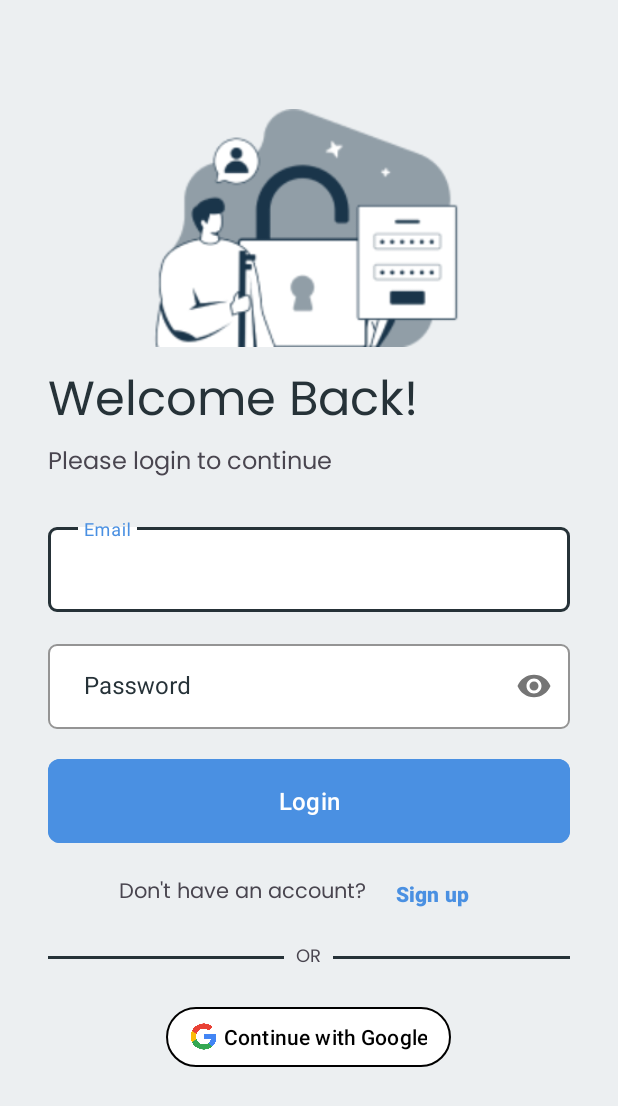
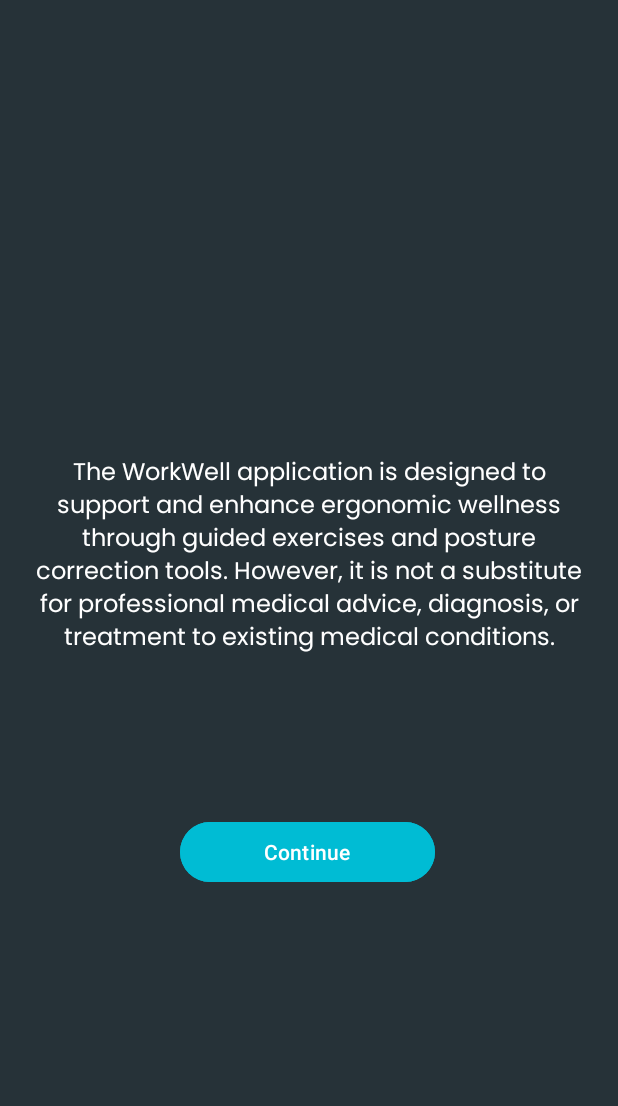
Before and after one commit to denver0619/workwell, an Android app: the screen it shows after launch (AuthLoginActivity before the commit, SplashActivity after it), on a phone screen of 412 x 824 dp. Shown: the top 1106 px of the screen. Run offline under Robolectric (Android 15) with nearby library versions, the phone set to English and light mode, and no system bars.

Commit message:
added disclaimer on app start, fixed bug in targetarea

```diff
--- a/app/src/main/AndroidManifest.xml
+++ b/app/src/main/AndroidManifest.xml
@@ -26,6 +26,9 @@
             android:exported="false" />
         <activity
             android:name=".ui.auth.AuthLoginActivity"
+            android:exported="false" />
+        <activity
+            android:name=".ui.main.SplashActivity"
             android:exported="true">
             <intent-filter>
                 <action android:name="android.intent.action.MAIN" />
--- a/app/src/main/java/com/digiview/workwell/data/models/TargetArea.java
+++ b/app/src/main/java/com/digiview/workwell/data/models/TargetArea.java
@@ -4,7 +4,7 @@
     NECK(0),
     SHOULDER(1),
     LOWER_BACK(2),
-    THIGH(23);
+    THIGH(3);
 
     private final int value;
 
--- a/app/src/main/java/com/digiview/workwell/ui/auth/AuthLoginActivity.java
+++ b/app/src/main/java/com/digiview/workwell/ui/auth/AuthLoginActivity.java
@@ -46,27 +46,28 @@
         inputEmail = findViewById(R.id.etLoginEmail);
         inputPassword = findViewById(R.id.etLoginPassword);
         emailLogin = findViewById(R.id.btnLoginEmail);
-        googleLogin = findViewById(R.id.btnLoginGoogle);
-        signupRedirect = findViewById(R.id.btnSignupRedirect);
+//        googleLogin = findViewById(R.id.btnLoginGoogle);
+//        signupRedirect = findViewById(R.id.btnSignupRedirect);
 
-        googleLogin.setOnClickListener(this);
+//        googleLogin.setOnClickListener(this);
         emailLogin.setOnClickListener(this);
-        signupRedirect.setOnClickListener(this);
+//        signupRedirect.setOnClickListener(this);
     }
 
     @Override
     public void onClick(View v) {
-        if (v.getId() == R.id.btnSignupRedirect) {
-            redirectToSignup();
-        } else if (v.getId() == R.id.btnLoginEmail) {
+//        if (v.getId() == R.id.btnSignupRedirect) {
+//            redirectToSignup();
+//        } else
+        if (v.getId() == R.id.btnLoginEmail) {
             handleEmailLogin();
         }
     }
 
-    private void redirectToSignup() {
-        Intent intent = new Intent(AuthLoginActivity.this, AuthSignupActivity.class);
-        startActivity(intent);
-    }
+//    private void redirectToSignup() {
+//        Intent intent = new Intent(AuthLoginActivity.this, AuthSignupActivity.class);
+//        startActivity(intent);
+//    }
 
     private void handleEmailLogin() {
         String email = inputEmail.getText().toString().trim();
--- /dev/null
+++ b/app/src/main/java/com/digiview/workwell/ui/main/SplashActivity.java
@@ -0,0 +1,37 @@
+package com.digiview.workwell.ui.main;
+
+import android.content.Intent;
+import android.os.Bundle;
+import android.os.Handler;
+import androidx.appcompat.app.AppCompatActivity;
+import android.widget.Button;
+import android.widget.TextView;
+
+import com.digiview.workwell.R;
+import com.digiview.workwell.ui.auth.AuthLoginActivity;
+
+public class SplashActivity extends AppCompatActivity {
+
+    private static final int SPLASH_DELAY = 3000; // Duration in milliseconds (3 seconds)
+
+    @Override
+    protected void onCreate(Bundle savedInstanceState) {
+        super.onCreate(savedInstanceState);
+        overridePendingTransition(R.anim.fade_in, R.anim.fade_out);
+        setContentView(R.layout.activity_splash);
+
+
+        // Button to continue immediately
+        Button continueButton = findViewById(R.id.btnContinue);
+        continueButton.setOnClickListener(view -> transitionToMainActivity());
+
+        // Auto-transition after SPLASH_DELAY
+//        new Handler().postDelayed(this::transitionToMainActivity, SPLASH_DELAY);
+    }
+
+    private void transitionToMainActivity() {
+        Intent intent = new Intent(SplashActivity.this, AuthLoginActivity.class);
+        startActivity(intent);
+        finish(); // Prevent going back to splash screen
+    }
+}
--- /dev/null
+++ b/app/src/main/res/anim/fade_in.xml
@@ -0,0 +1,5 @@
+<?xml version="1.0" encoding="utf-8"?>
+<alpha xmlns:android="http://schemas.android.com/apk/res/android"
+    android:duration="500"
+    android:fromAlpha="0.0"
+    android:toAlpha="1.0" />
--- /dev/null
+++ b/app/src/main/res/anim/fade_out.xml
@@ -0,0 +1,5 @@
+<?xml version="1.0" encoding="utf-8"?>
+<alpha xmlns:android="http://schemas.android.com/apk/res/android"
+    android:duration="500"
+    android:fromAlpha="1.0"
+    android:toAlpha="0.0" />
--- a/app/src/main/res/layout/activity_auth_login.xml
+++ b/app/src/main/res/layout/activity_auth_login.xml
@@ -103,95 +103,95 @@
             app:layout_constraintEnd_toEndOf="parent"
             app:layout_constraintStart_toStartOf="parent" />
 
-        <LinearLayout
-            android:layout_width="match_parent"
-            android:layout_height="wrap_content"
-            android:layout_gravity="center"
-            android:layout_marginTop="16dp"
-            android:gravity="center"
-            android:orientation="horizontal"
-            app:layout_constraintEnd_toEndOf="parent"
-            app:layout_constraintStart_toStartOf="parent">
+<!--        <LinearLayout-->
+<!--            android:layout_width="match_parent"-->
+<!--            android:layout_height="wrap_content"-->
+<!--            android:layout_gravity="center"-->
+<!--            android:layout_marginTop="16dp"-->
+<!--            android:gravity="center"-->
+<!--            android:orientation="horizontal"-->
+<!--            app:layout_constraintEnd_toEndOf="parent"-->
+<!--            app:layout_constraintStart_toStartOf="parent">-->
 
-            <TextView
-                android:layout_width="wrap_content"
-                android:layout_height="wrap_content"
-                android:layout_weight="0"
-                android:text="@string/login_alternative"
-                android:textSize="14sp" />
+<!--            <TextView-->
+<!--                android:layout_width="wrap_content"-->
+<!--                android:layout_height="wrap_content"-->
+<!--                android:layout_weight="0"-->
+<!--                android:text="@string/login_alternative"-->
+<!--                android:textSize="14sp" />-->
 
-            <Button
-                android:id="@+id/btnSignupRedirect"
-                android:layout_width="wrap_content"
-                android:layout_height="wrap_content"
-                android:layout_weight="0"
-                android:background="?attr/selectableItemBackground"
-                android:gravity="center"
-                android:minHeight="0dp"
-                android:padding="0dp"
-                android:text="@string/sign_up_header"
-                android:textColor="@color/primary_color"
-                android:textSize="14sp"
-                android:textStyle="bold"
-                tools:ignore="TouchTargetSizeCheck" />
+<!--            <Button-->
+<!--                android:id="@+id/btnSignupRedirect"-->
+<!--                android:layout_width="wrap_content"-->
+<!--                android:layout_height="wrap_content"-->
+<!--                android:layout_weight="0"-->
+<!--                android:background="?attr/selectableItemBackground"-->
+<!--                android:gravity="center"-->
+<!--                android:minHeight="0dp"-->
+<!--                android:padding="0dp"-->
+<!--                android:text="@string/sign_up_header"-->
+<!--                android:textColor="@color/primary_color"-->
+<!--                android:textSize="14sp"-->
+<!--                android:textStyle="bold"-->
+<!--                tools:ignore="TouchTargetSizeCheck" />-->
 
-        </LinearLayout>
+<!--        </LinearLayout>-->
 
-        <LinearLayout
-            android:layout_width="match_parent"
-            android:layout_height="wrap_content"
-            android:layout_marginVertical="16dp"
-            android:gravity="center"
-            android:orientation="vertical">
+<!--        <LinearLayout-->
+<!--            android:layout_width="match_parent"-->
+<!--            android:layout_height="wrap_content"-->
+<!--            android:layout_marginVertical="16dp"-->
+<!--            android:gravity="center"-->
+<!--            android:orientation="vertical">-->
 
-            <RelativeLayout
-                android:id="@+id/relativeLayout"
-                android:layout_width="match_parent"
-                android:layout_height="26dp"
-                android:gravity="center_horizontal"
-                app:layout_constraintBottom_toBottomOf="parent"
-                app:layout_constraintEnd_toEndOf="parent"
-                app:layout_constraintStart_toStartOf="parent"
-                app:layout_constraintTop_toBottomOf="@+id/linearLayout">
+<!--            <RelativeLayout-->
+<!--                android:id="@+id/relativeLayout"-->
+<!--                android:layout_width="match_parent"-->
+<!--                android:layout_height="26dp"-->
+<!--                android:gravity="center_horizontal"-->
+<!--                app:layout_constraintBottom_toBottomOf="parent"-->
+<!--                app:layout_constraintEnd_toEndOf="parent"-->
+<!--                app:layout_constraintStart_toStartOf="parent"-->
+<!--                app:layout_constraintTop_toBottomOf="@+id/linearLayout">-->
 
-                <View
-                    android:layout_width="match_parent"
-                    android:layout_height="0.5dp"
-                    android:layout_alignParentTop="true"
-                    android:layout_alignParentBottom="true"
-                    android:layout_marginTop="12dp"
-                    android:layout_marginBottom="12dp"
-                    android:background="@color/neutral_dark_color" />
+<!--                <View-->
+<!--                    android:layout_width="match_parent"-->
+<!--                    android:layout_height="0.5dp"-->
+<!--                    android:layout_alignParentTop="true"-->
+<!--                    android:layout_alignParentBottom="true"-->
+<!--                    android:layout_marginTop="12dp"-->
+<!--                    android:layout_marginBottom="12dp"-->
+<!--                    android:background="@color/neutral_dark_color" />-->
 
-                <TextView
-                    android:layout_width="wrap_content"
-                    android:layout_height="20dp"
-                    android:layout_centerInParent="true"
-                    android:background="@color/white"
-                    android:backgroundTint="@color/neutral_white_color"
-                    android:gravity="center"
-                    android:maxWidth="200dp"
-                    android:paddingHorizontal="8dp"
-                    android:text="@string/google_alternative"
-                    android:textSize="12sp" />
-            </RelativeLayout>
+<!--                <TextView-->
+<!--                    android:layout_width="wrap_content"-->
+<!--                    android:layout_height="20dp"-->
+<!--                    android:layout_centerInParent="true"-->
+<!--                    android:background="@color/white"-->
+<!--                    android:backgroundTint="@color/neutral_white_color"-->
+<!--                    android:gravity="center"-->
+<!--                    android:maxWidth="200dp"-->
+<!--                    android:paddingHorizontal="8dp"-->
+<!--                    android:text="@string/google_alternative"-->
+<!--                    android:textSize="12sp" />-->
+<!--            </RelativeLayout>-->
 
-            <Button
-                android:id="@+id/btnLoginGoogle"
-                style="@style/Widget.Material3.Button.TextButton"
-                android:layout_width="wrap_content"
-                android:layout_height="wrap_content"
-                android:layout_marginTop="16dp"
-                android:height="48dp"
-                android:paddingStart="16dp"
-                android:paddingEnd="16dp"
-                android:text="@string/login_google"
-                android:textColor="@color/black"
-                app:backgroundTint="@color/white"
-                app:icon="@drawable/ic_google"
-                app:iconTint="@null"
-                app:strokeWidth="1dp" />
-        </LinearLayout>
+<!--            <Button-->
+<!--                android:id="@+id/btnLoginGoogle"-->
+<!--                style="@style/Widget.Material3.Button.TextButton"-->
+<!--                android:layout_width="wrap_content"-->
+<!--                android:layout_height="wrap_content"-->
+<!--                android:layout_marginTop="16dp"-->
+<!--                android:height="48dp"-->
+<!--                android:paddingStart="16dp"-->
+<!--                android:paddingEnd="16dp"-->
+<!--                android:text="@string/login_google"-->
+<!--                android:textColor="@color/black"-->
+<!--                app:backgroundTint="@color/white"-->
+<!--                app:icon="@drawable/ic_google"-->
+<!--                app:iconTint="@null"-->
+<!--                app:strokeWidth="1dp" />-->
+<!--        </LinearLayout>-->
 
 
     </LinearLayout>
--- /dev/null
+++ b/app/src/main/res/layout/activity_splash.xml
@@ -0,0 +1,55 @@
+<?xml version="1.0" encoding="utf-8"?>
+<androidx.constraintlayout.widget.ConstraintLayout
+    xmlns:android="http://schemas.android.com/apk/res/android"
+    xmlns:app="http://schemas.android.com/apk/res-auto"
+    android:layout_width="match_parent"
+    android:layout_height="match_parent"
+    android:background="@color/white"
+    android:backgroundTint="@color/neutral_dark_color">
+
+<!--    &lt;!&ndash; App Logo &ndash;&gt;-->
+<!--    <ImageView-->
+<!--        android:id="@+id/ivLogo"-->
+<!--        android:layout_width="100dp"-->
+<!--        android:layout_height="100dp"-->
+<!--        android:src="@drawable/ic_logo"-->
+<!--        app:layout_constraintTop_toTopOf="parent"-->
+<!--        app:layout_constraintStart_toStartOf="parent"-->
+<!--        app:layout_constraintEnd_toEndOf="parent"-->
+<!--        android:layout_marginTop="80dp" />-->
+
+    <!-- Disclaimer Text -->
+
+    <!-- Continue Button -->
+
+    <TextView
+        android:id="@+id/tvDisclaimer"
+        android:layout_width="0dp"
+        android:layout_height="wrap_content"
+        android:padding="16dp"
+        android:text="@string/disclaimer_text"
+        android:textAlignment="center"
+        android:textColor="@color/white"
+        android:textSize="16sp"
+        app:layout_constraintBottom_toBottomOf="parent"
+        app:layout_constraintEnd_toEndOf="parent"
+        app:layout_constraintHorizontal_bias="0.0"
+        app:layout_constraintStart_toStartOf="parent"
+        app:layout_constraintTop_toTopOf="parent"
+        app:layout_constraintVertical_bias="0.437" />
+
+    <Button
+        android:id="@+id/btnContinue"
+        android:layout_width="wrap_content"
+        android:layout_height="wrap_content"
+        android:layout_marginBottom="232dp"
+        android:backgroundTint="@color/accent_color"
+        android:paddingHorizontal="56dp"
+        android:text="Continue"
+        android:textColor="@color/white"
+        app:layout_constraintBottom_toBottomOf="parent"
+        app:layout_constraintEnd_toEndOf="parent"
+        app:layout_constraintHorizontal_bias="0.497"
+        app:layout_constraintStart_toStartOf="parent" />
+
+</androidx.constraintlayout.widget.ConstraintLayout>
--- a/app/src/main/res/values/strings.xml
+++ b/app/src/main/res/values/strings.xml
@@ -1,5 +1,7 @@
 <resources>
     <string name="app_name">WorkWell</string>
+
+    <string name="disclaimer_text">The WorkWell application is designed to support and enhance ergonomic wellness through guided exercises and posture correction tools. However, it is not a substitute for professional medical advice, diagnosis, or treatment to existing medical conditions.</string>
     <string name="welcome_msg1">Welcome Back!</string>
     <string name="welcome_msg2">Welcome Aboard!</string>
     <string name="login_img_description">Login Image</string>
```
